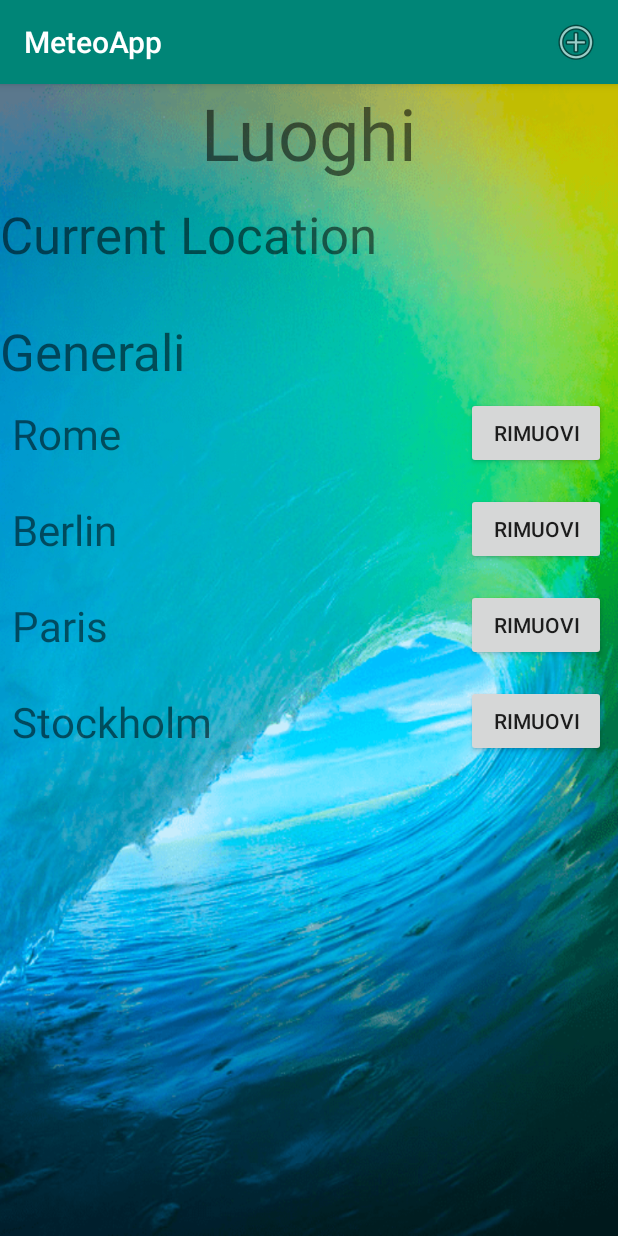
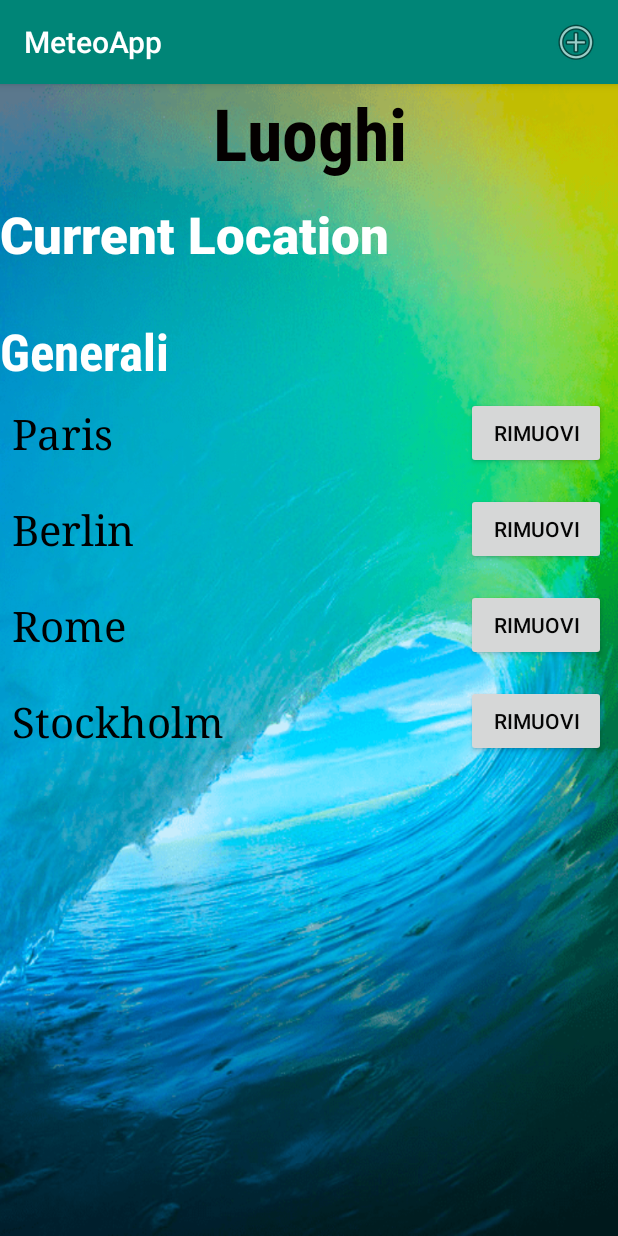
Before and after one commit to matteo-metaldi/appMobile, an Android app: the screen it shows after launch (MainActivity), on a phone screen of 412 x 824 dp. Run offline under Robolectric (Android 15) with nearby library versions, the phone set to English and light mode, and no system bars; our stand-ins replace Room's generated code; libraries missing offline, so code that uses them is left out: io.nlopez.smartlocation; 3 statements that could not run were skipped.

Commit message:
update layout

```diff
--- a/app/src/main/res/layout/fragment_preferiti_generale.xml
+++ b/app/src/main/res/layout/fragment_preferiti_generale.xml
@@ -1,7 +1,11 @@
-<?xml version="1.0" encoding="utf-8"?>
-<androidx.constraintlayout.widget.ConstraintLayout xmlns:android="http://schemas.android.com/apk/res/android"
+<ScrollView xmlns:android="http://schemas.android.com/apk/res/android"
     xmlns:app="http://schemas.android.com/apk/res-auto"
     xmlns:tools="http://schemas.android.com/tools"
+    android:layout_width="match_parent"
+    android:layout_height="match_parent"
+    android:fillViewport="true">
+
+    <androidx.constraintlayout.widget.ConstraintLayout
         android:layout_width="match_parent"
         android:layout_height="match_parent"
         android:background="@drawable/background">
@@ -15,8 +19,11 @@
             android:layout_height="wrap_content"
             android:layout_alignParentStart="true"
             android:layout_alignParentTop="true"
+            android:fontFamily="sans-serif-medium"
             android:text="Current Location"
+            android:textColor="#FFFFFF"
             android:textSize="34sp"
+            android:textStyle="bold"
             app:layout_constraintBottom_toBottomOf="parent"
             app:layout_constraintEnd_toEndOf="parent"
             app:layout_constraintHorizontal_bias="0.0"
@@ -32,8 +39,13 @@
             android:layout_alignParentTop="true"
             android:layout_alignParentEnd="true"
             android:layout_centerHorizontal="true"
+            android:fontFamily="sans-serif-condensed-medium"
             android:text="Generali"
+            android:textColor="#FFFFFF"
             android:textSize="34sp"
+            android:textStyle="bold"
+            app:layout_constraintEnd_toEndOf="parent"
+            app:layout_constraintHorizontal_bias="0.0"
             app:layout_constraintStart_toStartOf="parent"
             app:layout_constraintTop_toBottomOf="@+id/currentLocation" />
 
@@ -56,9 +68,14 @@
             android:layout_height="77dp"
             android:layout_alignParentStart="true"
             android:layout_alignParentTop="true"
+            android:fontFamily="sans-serif-condensed"
             android:gravity="center|top"
             android:text="Luoghi"
+            android:textAllCaps="false"
+            android:textAppearance="@style/TextAppearance.AppCompat.Large"
+            android:textColor="#040000"
             android:textSize="48sp"
+            android:textStyle="bold"
             app:layout_constraintBottom_toBottomOf="parent"
             app:layout_constraintEnd_toEndOf="parent"
             app:layout_constraintHorizontal_bias="0.498"
@@ -77,3 +94,4 @@
             app:layout_constraintTop_toBottomOf="@+id/textView3" />
 
     </androidx.constraintlayout.widget.ConstraintLayout>
+</ScrollView>
--- a/app/src/main/res/layout/fragment_splash.xml
+++ b/app/src/main/res/layout/fragment_splash.xml
@@ -13,14 +13,16 @@
         android:background="#00F4F3F3"
         android:capitalize="characters"
         android:clickable="false"
+        android:fontFamily="sans-serif-black"
         android:text="Meteo App"
         android:textAppearance="@style/TextAppearance.AppCompat.Display2"
         android:textColor="#000000"
         android:textColorHighlight="#B5AE2E"
+        android:textSize="60sp"
         app:layout_constraintBottom_toBottomOf="parent"
         app:layout_constraintEnd_toEndOf="parent"
         app:layout_constraintStart_toStartOf="parent"
         app:layout_constraintTop_toTopOf="parent"
-        app:layout_constraintVertical_bias="0.7" />
+        app:layout_constraintVertical_bias="0.554" />
 
 </androidx.constraintlayout.widget.ConstraintLayout>
--- a/app/src/main/res/layout/list_item.xml
+++ b/app/src/main/res/layout/list_item.xml
@@ -12,7 +12,10 @@
         android:id="@+id/name"
         android:layout_width="wrap_content"
         android:layout_height="wrap_content"
+        android:fontFamily="serif"
         android:text="Title"
+        android:textAppearance="@style/TextAppearance.AppCompat.Large"
+        android:textColor="#000000"
         android:textSize="28sp"
         app:layout_constraintBottom_toBottomOf="parent"
         app:layout_constraintStart_toStartOf="parent"
@@ -25,6 +28,7 @@
         android:layout_width="93dp"
         android:layout_height="0dp"
         android:text="Rimuovi"
+        android:textColor="#050505"
         app:layout_constraintEnd_toEndOf="parent"
         app:layout_constraintHorizontal_bias="1.0"
         app:layout_constraintStart_toEndOf="@+id/name"
```
Lines whose indentation alone changed are shown as unchanged.
